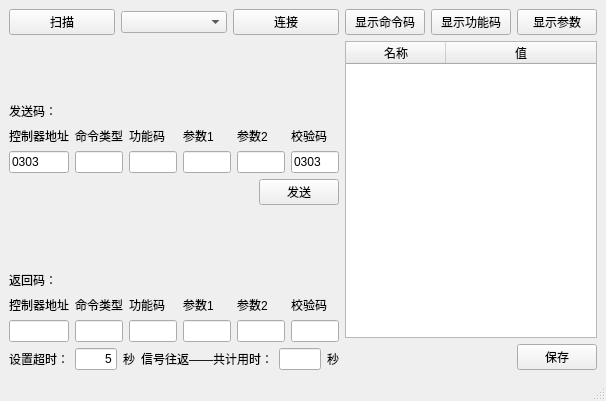
Before: the Qt Designer form DevTools/SerialTest/UI/MainWindowUI.ui in EddyXieFalcon/ColorAnalyst, drawn with Qt 5.
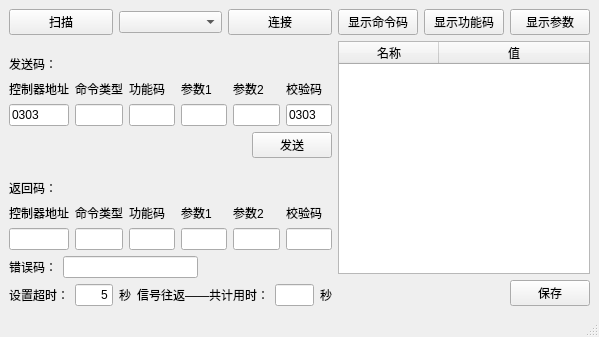
After: the same form once the commit is applied.

Commit message: 测试工具开发

```diff
--- a/DevTools/SerialTest/UI/MainWindowUI.ui
+++ b/DevTools/SerialTest/UI/MainWindowUI.ui
@@ -6,15 +6,15 @@
    <rect>
     <x>0</x>
     <y>0</y>
-    <width>606</width>
-    <height>401</height>
+    <width>599</width>
+    <height>337</height>
    </rect>
   </property>
   <property name="windowTitle">
    <string>彩科仪器串口通讯协议测试软件</string>
   </property>
   <widget class="QWidget" name="centralwidget">
-   <layout class="QHBoxLayout" name="horizontalLayout_8">
+   <layout class="QHBoxLayout" name="horizontalLayout_9">
     <item>
      <layout class="QVBoxLayout" name="verticalLayout">
       <item>
@@ -272,6 +272,40 @@
         </item>
        </layout>
       </item>
+      <item>
+       <layout class="QHBoxLayout" name="horizontalLayout_8">
+        <item>
+         <widget class="QLabel" name="label_19">
+          <property name="text">
+           <string>错误码：</string>
+          </property>
+         </widget>
+        </item>
+        <item>
+         <widget class="QLineEdit" name="lineEditErrorCode">
+          <property name="text">
+           <string/>
+          </property>
+          <property name="alignment">
+           <set>Qt::AlignRight|Qt::AlignTrailing|Qt::AlignVCenter</set>
+          </property>
+         </widget>
+        </item>
+        <item>
+         <spacer name="horizontalSpacer_6">
+          <property name="orientation">
+           <enum>Qt::Horizontal</enum>
+          </property>
+          <property name="sizeHint" stdset="0">
+           <size>
+            <width>40</width>
+            <height>20</height>
+           </size>
+          </property>
+         </spacer>
+        </item>
+       </layout>
+      </item>
       <item>
        <layout class="QHBoxLayout" name="horizontalLayout_5">
         <item>
```
Left out of the diff: 2 changed lines with no effect on the pictures. The commit also changes 2 other files.
